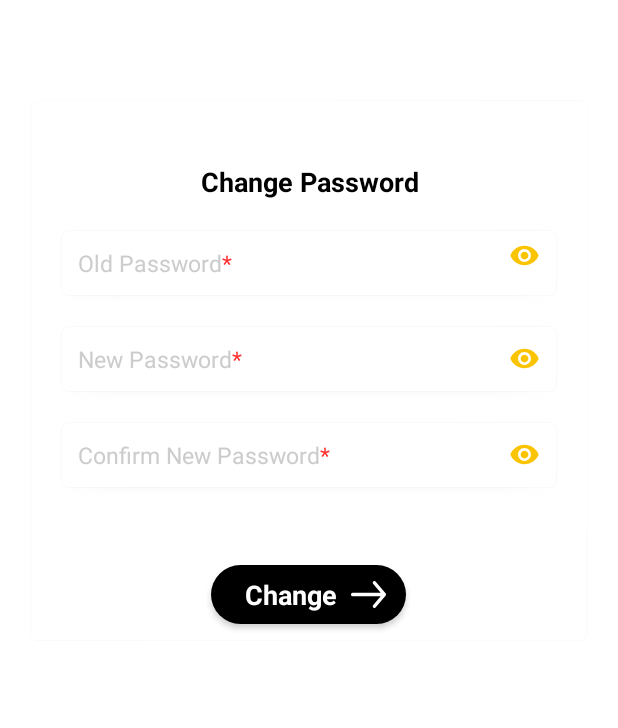
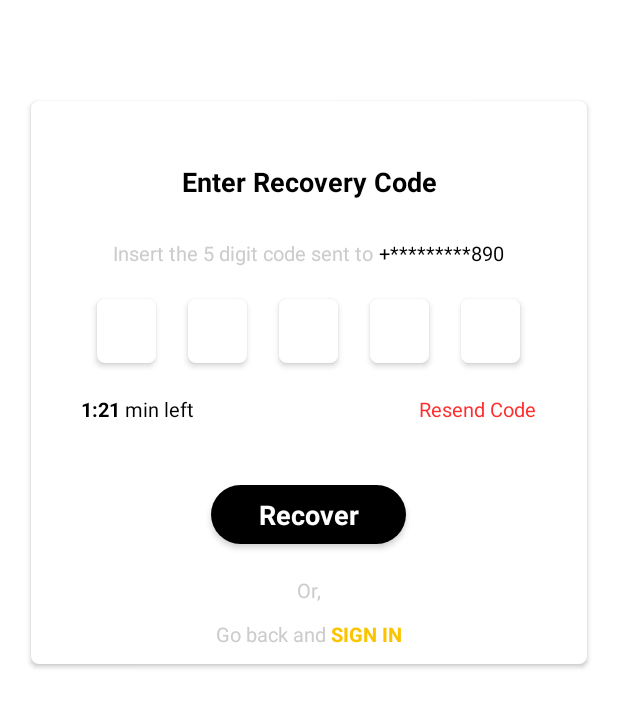
Before and after one commit to Foysal45/ALET, an Android app: the AuthCommonActivity screen opened directly, with no data from a screen before it, on a phone screen of 412 x 824 dp, the part 289-1017 px from its top. Run offline under Robolectric (Android 15) with nearby library versions, the phone set to English and light mode, and no system bars; our stand-ins replace sdp/ssp sizes.

Commit message:
last update

```diff
--- a/app/src/main/java/com/alet/apps/c_activity/ac_auth/fragment/fg_recovary/view/RecoveryCodeFragment.kt
+++ b/app/src/main/java/com/alet/apps/c_activity/ac_auth/fragment/fg_recovary/view/RecoveryCodeFragment.kt
@@ -1,15 +1,22 @@
 package com.alet.apps.c_activity.ac_auth.fragment.fg_recovary.view
 
 import android.os.Bundle
+import android.text.TextWatcher
 import androidx.fragment.app.Fragment
 import android.view.LayoutInflater
 import android.view.View
 import android.view.ViewGroup
+import androidx.core.widget.addTextChangedListener
 import com.alet.apps.R
+import kotlinx.android.synthetic.main.fragment_recovery_code.view.*
 
 class RecoveryCodeFragment : Fragment() {
     var v: View? = null
-
+    var e1=""
+    var e2=e1
+    var e3=e1
+    var e4=e1
+    var e5=e1
     override fun onCreateView(
         inflater: LayoutInflater, container: ViewGroup?,
         savedInstanceState: Bundle?
@@ -26,6 +33,28 @@ class RecoveryCodeFragment : Fragment() {
     }
 
     private fun action(view: View) {
+        view.et_1.requestFocus()
+        view.et_1.addTextChangedListener {
+            if (view.et_1.text.isNotBlank()) {
+                e1=view.et_1.text.toString()
+                view.et_2.requestFocus()
+            }
+        }
+        view.et_2.addTextChangedListener {
+            if (view.et_2.text.isNotBlank()) {
+                view.et_3.requestFocus()
+            }
+        }
+        view.et_3.addTextChangedListener {
+            if (view.et_3.text.isNotBlank()) {
+                view.et_4.requestFocus()
+            }
+        }
+        view.et_4.addTextChangedListener {
+            if (view.et_4.text.isNotBlank()) {
+                view.et_5.requestFocus()
+            }
+        }
 
     }
 }
--- a/app/src/main/java/com/alet/apps/c_activity/ac_auth/view/AuthCommonActivity.kt
+++ b/app/src/main/java/com/alet/apps/c_activity/ac_auth/view/AuthCommonActivity.kt
@@ -4,6 +4,7 @@ import androidx.appcompat.app.AppCompatActivity
 import android.os.Bundle
 import com.alet.apps.R
 import com.alet.apps.c_activity.ac_auth.fragment.fg_change_pass.view.ChangePassFragment
+import com.alet.apps.c_activity.ac_auth.fragment.fg_recovary.view.RecoveryCodeFragment
 import com.alet.apps.enam.AcName
 import com.alet.apps.util.Utility
 
@@ -11,6 +12,6 @@ class AuthCommonActivity : AppCompatActivity() {
     override fun onCreate(savedInstanceState: Bundle?) {
         super.onCreate(savedInstanceState)
         setContentView(R.layout.activity_auth_common)
-        Utility.replaceFramgentWithoutBackStack(AcName.AUTH,this, ChangePassFragment())
+        Utility.replaceFramgentWithoutBackStack(AcName.AUTH,this,RecoveryCodeFragment())
     }
 }
--- a/app/src/main/java/com/alet/apps/c_activity/ac_details/fragment/fg_faq/view/FaqFragment.kt
+++ b/app/src/main/java/com/alet/apps/c_activity/ac_details/fragment/fg_faq/view/FaqFragment.kt
@@ -1,10 +1,13 @@
 package com.alet.apps.c_activity.ac_details.fragment.fg_faq.view
 
+import android.annotation.SuppressLint
+import android.app.Activity
 import android.os.Bundle
 import androidx.fragment.app.Fragment
 import android.view.LayoutInflater
 import android.view.View
 import android.view.ViewGroup
+import androidx.core.content.ContextCompat
 import androidx.recyclerview.widget.LinearLayoutManager
 import com.alet.apps.R
 import com.alet.apps.c_activity.ac_details.fragment.fg_faq.adapter.recycler_adapter.RecyclerAdapterFaq
--- a/app/src/main/res/layout/fragment_recovery_code.xml
+++ b/app/src/main/res/layout/fragment_recovery_code.xml
@@ -56,6 +56,7 @@
             android:orientation="horizontal">
 
             <EditText
+                android:id="@+id/et_1"
                 android:layout_width="wrap_content"
                 android:layout_height="wrap_content"
                 android:layout_margin="@dimen/_8sdp"
@@ -73,6 +74,7 @@
                 android:translationZ="@dimen/_1sdp" />
 
             <EditText
+                android:id="@+id/et_2"
                 android:layout_width="wrap_content"
                 android:layout_height="wrap_content"
                 android:layout_margin="@dimen/_8sdp"
@@ -90,6 +92,7 @@
                 android:translationZ="@dimen/_1sdp" />
 
             <EditText
+                android:id="@+id/et_3"
                 android:layout_width="wrap_content"
                 android:layout_height="wrap_content"
                 android:layout_margin="@dimen/_8sdp"
@@ -107,6 +110,7 @@
                 android:translationZ="@dimen/_1sdp" />
 
             <EditText
+                android:id="@+id/et_4"
                 android:layout_width="wrap_content"
                 android:layout_height="wrap_content"
                 android:layout_margin="@dimen/_8sdp"
@@ -124,6 +128,7 @@
                 android:translationZ="@dimen/_1sdp" />
 
             <EditText
+                android:id="@+id/et_5"
                 android:layout_width="wrap_content"
                 android:layout_height="wrap_content"
                 android:layout_margin="@dimen/_8sdp"
--- a/build.gradle
+++ b/build.gradle
@@ -1,16 +1,18 @@
 // Top-level build file where you can add configuration options common to all sub-projects/modules.
 buildscript {
     ext.kotlin_version = "1.4.31"
+    ext.hilt_version = '2.35'
     repositories {
         google()
         jcenter()
         maven { url 'https://plugins.gradle.org/m2/'}
     }
     dependencies {
-        classpath "com.android.tools.build:gradle:4.1.2"
+        classpath 'com.android.tools.build:gradle:4.2.1'
         classpath "org.jetbrains.kotlin:kotlin-gradle-plugin:$kotlin_version"
         classpath 'com.google.gms:google-services:4.3.5'
         classpath 'com.google.firebase:firebase-crashlytics-gradle:2.5.0'
+        classpath "com.google.dagger:hilt-android-gradle-plugin:$hilt_version"
         // NOTE: Do not place your application dependencies here; they belong
         // in the individual module build.gradle files
     }
```
Also changed, not shown: app/build.gradle (+7 -0 lines), app/src/main/AndroidManifest.xml (+6 -2 lines), app/src/main/java/com/alet/apps/application/Alet.kt (added, +9 -0 lines), gradle/wrapper/gradle-wrapper.properties, 1 other file.
